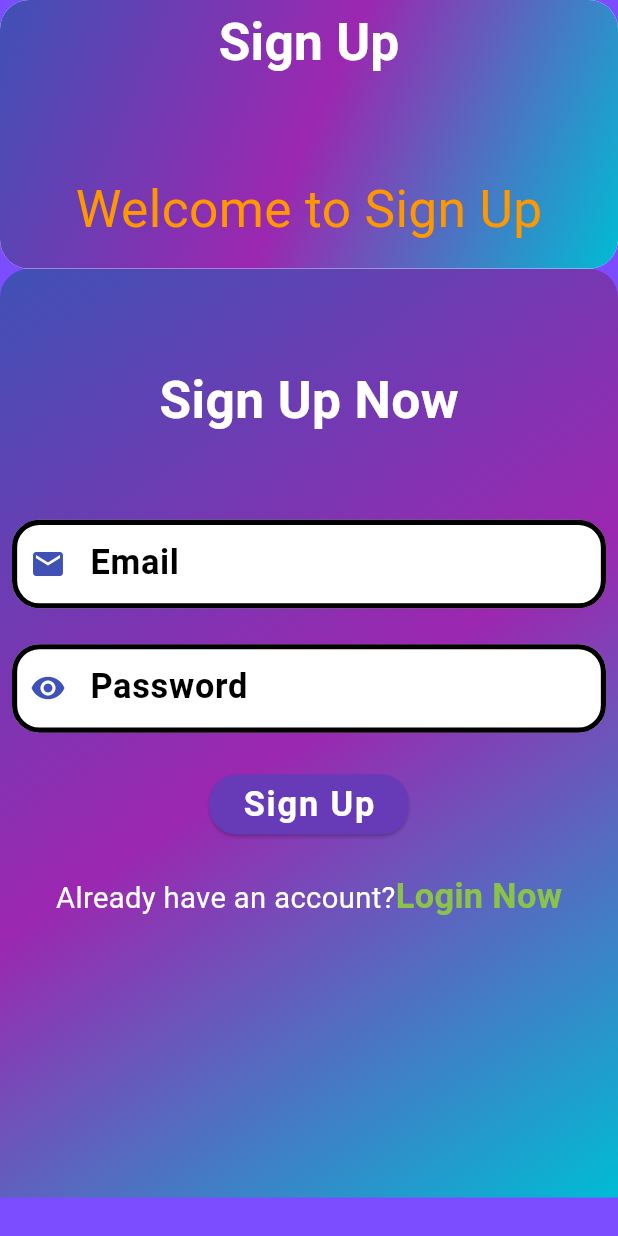
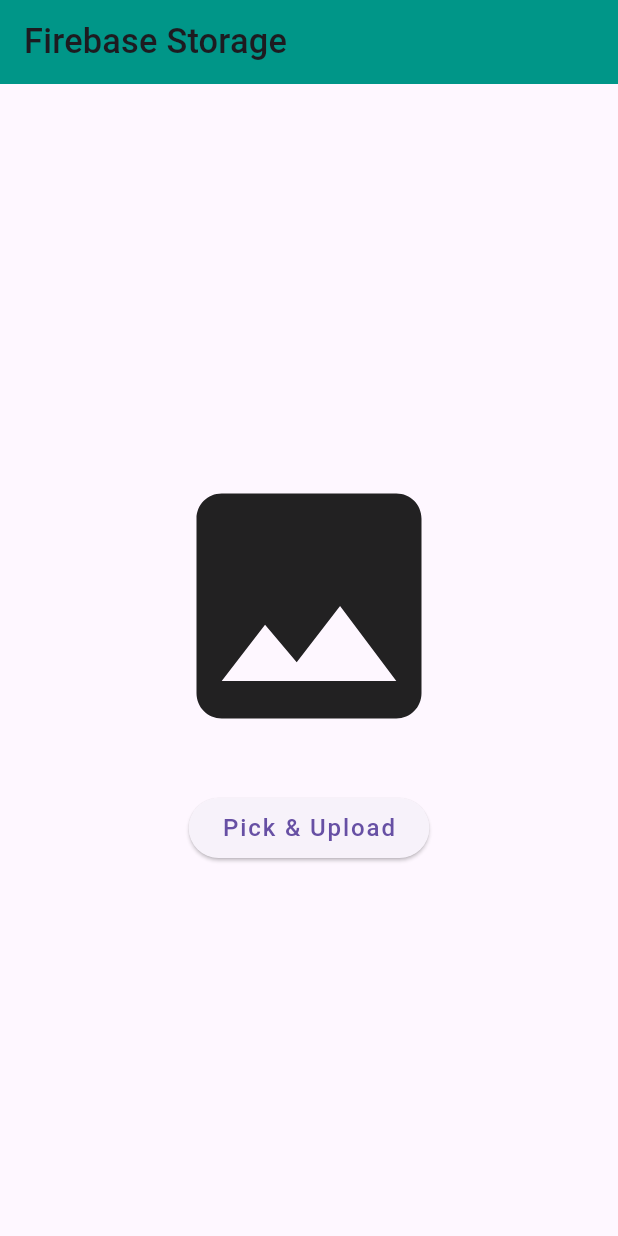
Before and after one commit to Gulshid/CRUD_OPERATION, a Flutter app: the screen it shows after launch, on a phone screen of 412 x 824 dp. Run offline on Flutter 3.47's test engine with Material 3 defaults, Android fonts, the light colour scheme and no system bars; our stand-ins replace another_flushbar, cloud_firestore, firebase_auth, firebase_core, firebase_storage, flutter_screenutil and 3 more; accounts and stored records are empty; Roboto replaces fonts that are missing (Abel).

Commit message:
Firebase Storage is Completed Successfully----->

```diff
--- /dev/null
+++ b/crud_operation/lib/Model/crud_model.dart
@@ -0,0 +1,13 @@
+class CrudModel {
+  final String? id;
+  final String? url;
+  final double? progress;
+
+  CrudModel({this.id, this.url, this.progress});
+
+  CrudModel copyWith({double? progress, String? url}) => CrudModel(
+    id: id,
+    url: url ?? this.url,
+    progress: progress ?? this.progress,
+  );
+}
--- a/crud_operation/lib/Routes/Routes.dart
+++ b/crud_operation/lib/Routes/Routes.dart
@@ -3,8 +3,8 @@
 import 'package:crud_operation/view_/login_view.dart';
 import 'package:crud_operation/view_/signup_view.dart';
 import 'package:crud_operation/view_/splash_view.dart';
+import 'package:crud_operation/view_/upload_view.dart';
 import 'package:flutter/material.dart';
-import 'package:flutter/widgets.dart';
 
 class Routes {
   static Route<dynamic> generateRoute(RouteSettings firebase) {
@@ -37,6 +37,13 @@
           );
         }
 
+      case Routesname.upload:
+        {
+          return MaterialPageRoute(
+            builder: (BuildContext context) => UploadScreen(),
+          );
+        }
+
       default:
         {
           return MaterialPageRoute(
--- a/crud_operation/lib/Routes/RoutesName.dart
+++ b/crud_operation/lib/Routes/RoutesName.dart
@@ -3,4 +3,5 @@
   static const String login = 'Login View';
   static const String signup = 'Sign Up View';
   static const String home = 'Home View';
+  static const String upload = 'Firebase Storage';
 }
--- /dev/null
+++ b/crud_operation/lib/Service/Storage_service.dart
@@ -0,0 +1,39 @@
+import 'dart:io';
+
+import 'package:firebase_storage/firebase_storage.dart';
+import 'package:image_picker/image_picker.dart';
+
+class StorageService {
+  final _storage = FirebaseStorage.instance;
+  final _picker = ImagePicker();
+
+  //pick an image from gallery
+  Future<File?> pickImage() async {
+    final XFile? file = await _picker.pickImage(source: ImageSource.gallery);
+    return file == null ? null : File(file.path);
+  }
+
+  // upload the file
+  Future<String> uploadfile({
+    required File file,
+    required Function(double) onprogress,
+  }) async {
+    final name = DateTime.now().microsecondsSinceEpoch.toString();
+    final ref = _storage.ref('uploads/$name.jpg');
+
+    final task = ref.putFile(file);
+
+  // listen to progress
+    task.snapshotEvents.listen((TaskSnapshot snap) {
+      final pct = snap.bytesTransferred / snap.totalBytes;
+      onprogress(pct);
+    });
+
+    // wait for completion
+    await task.whenComplete(() {});
+    return await ref.getDownloadURL();
+  }
+
+  Future<void> deleteFile(String pathInStorage) =>
+      _storage.ref(pathInStorage).delete();
+}
--- /dev/null
+++ b/crud_operation/lib/View_Model/Storage_provider.dart
@@ -0,0 +1,39 @@
+import 'dart:io';
+
+import 'package:crud_operation/Model/crud_model.dart';
+import 'package:crud_operation/Service/Storage_service.dart';
+import 'package:flutter/material.dart';
+
+class StorageProvider with ChangeNotifier {
+  final _service = StorageService();
+
+  /// Current file (null before pick)
+  CrudModel? _file;
+  CrudModel? get file => _file;
+
+  bool get isUploading => _file != null && _file!.progress !>= 0 && _file!.progress !< 1;
+
+  /// Step 1 – pick; Step 2 – upload; Step 3 – expose progress & URL.
+  Future<void> pickAndUpload() async {
+    // 1. pick
+    final File? raw = await _service.pickImage();
+    if (raw == null) return;
+
+    _file = CrudModel(id: raw.path, url: '', progress: 0);
+    notifyListeners();
+
+    // 2. upload w/ progress callback
+    final url = await _service.uploadfile(
+      file: raw,
+      onprogress: (pct) {
+        _file = _file?.copyWith(progress: pct);
+        notifyListeners();
+      },
+    );
+
+    // 3. done – save URL
+    _file = _file?.copyWith(progress: -1, url: url); // -1 means “finished”
+    notifyListeners();
+  }
+
+}
--- a/crud_operation/lib/main.dart
+++ b/crud_operation/lib/main.dart
@@ -2,6 +2,7 @@
 import 'package:crud_operation/Routes/RoutesName.dart';
 import 'package:crud_operation/View_Model/Sign_provider.dart';
 import 'package:crud_operation/View_Model/Splash_provider.dart';
+import 'package:crud_operation/View_Model/Storage_provider.dart';
 import 'package:crud_operation/View_Model/crud_provider.dart';
 import 'package:crud_operation/View_Model/login_provider.dart';
 import 'package:crud_operation/firebase_options.dart';
@@ -34,6 +35,7 @@
             ChangeNotifierProvider(create: (_) => LoginProvider()),
             ChangeNotifierProvider(create: (_) => SignProvider()),
             ChangeNotifierProvider(create: (_) => CrudProvider()),
+            ChangeNotifierProvider(create: (_) => StorageProvider()),
 
 
           ],
@@ -53,7 +55,7 @@
                   ),
                 ),
 
-                initialRoute: Routesname.splash,
+                initialRoute: Routesname.upload,
                 onGenerateRoute: Routes.generateRoute,
               );
             },
--- /dev/null
+++ b/crud_operation/lib/view_/upload_view.dart
@@ -0,0 +1,41 @@
+import 'package:crud_operation/View_Model/Storage_provider.dart';
+import 'package:flutter/material.dart';
+import 'package:provider/provider.dart';
+
+class UploadScreen extends StatelessWidget {
+  const UploadScreen({super.key});
+
+  @override
+  Widget build(BuildContext context) {
+    final vm = context.watch<StorageProvider>();
+    return Scaffold(
+      appBar: AppBar(title: const Text('Firebase Storage')),
+      body: Center(
+        child: Column(
+          mainAxisAlignment: MainAxisAlignment.center,
+          children: [
+            // show image / placeholder
+            vm.file?.url != null && vm.file!.url!.isNotEmpty
+              ? Image.network(vm.file!.url!, height: 200)
+              : const Icon(Icons.image, size: 200),
+
+            const SizedBox(height: 24),
+
+            // upload button
+            ElevatedButton(
+              onPressed: vm.isUploading ? null : vm.pickAndUpload,
+              child: Text(vm.isUploading ? 'Uploading...' : 'Pick & Upload'),
+            ),
+
+            // progress indicator
+            if (vm.isUploading)
+              Padding(
+                padding: const EdgeInsets.only(top: 16),
+                child: LinearProgressIndicator(value: vm.file?.progress ?? 0),
+              ),
+          ],
+        ),
+      ),
+    );
+  }
+}
--- a/crud_operation/pubspec.yaml
+++ b/crud_operation/pubspec.yaml
@@ -45,6 +45,8 @@
   another_flushbar: ^1.12.30
   fluttertoast: ^8.2.12
   firebase_database: ^11.3.7
+  firebase_storage: ^12.4.7
+  image_picker: ^1.1.2
 
 dev_dependencies:
   build_runner: ^2.4.15
```
Also changed, not shown: crud_operation/pubspec.lock, 5 other files.
